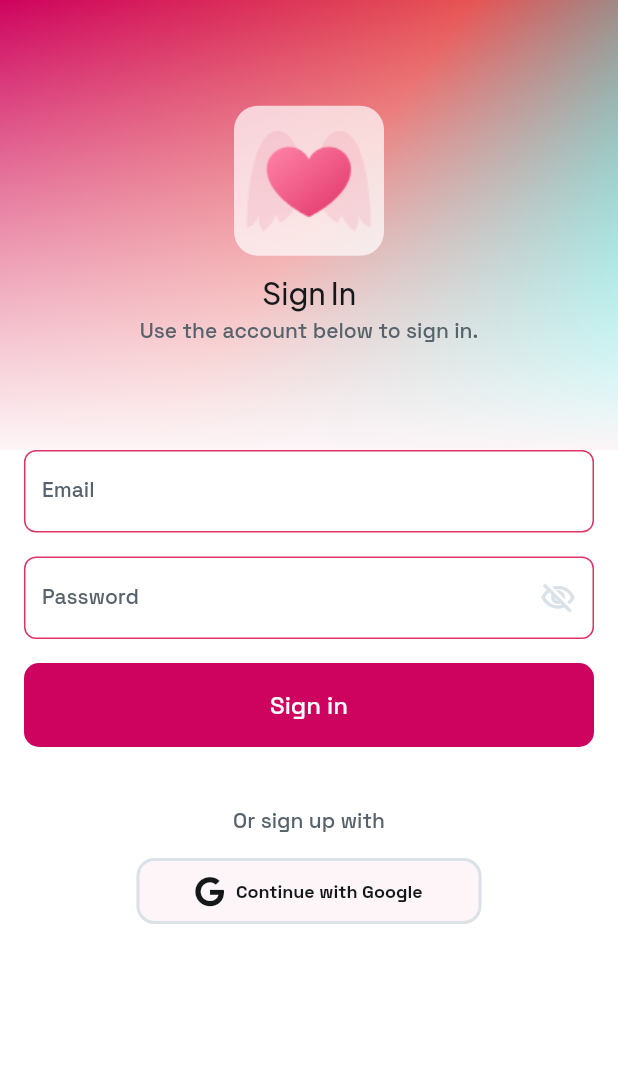
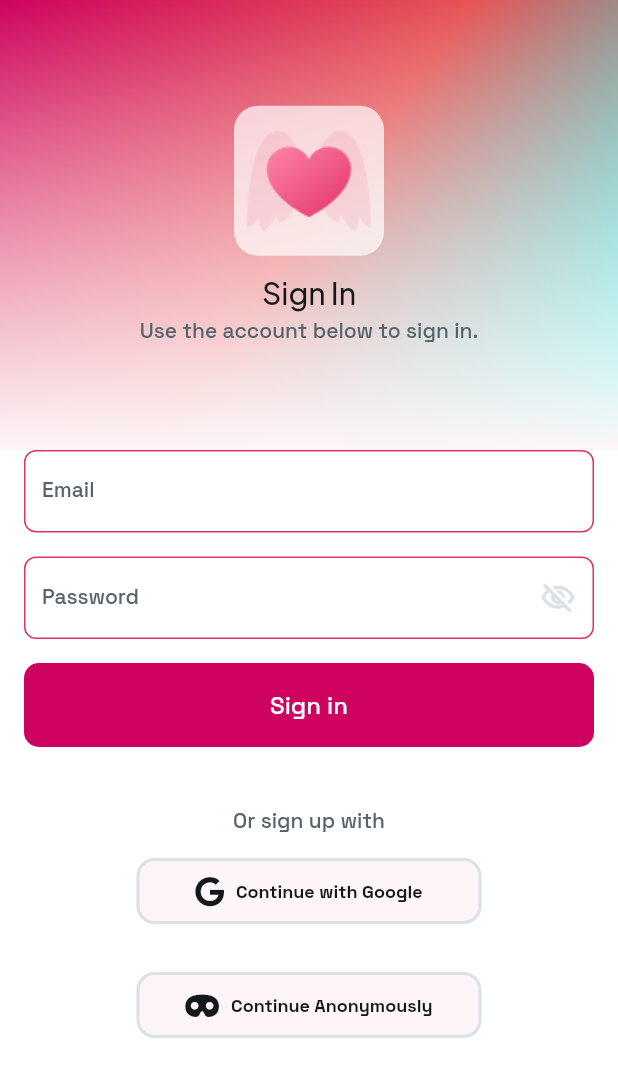
Before and after one commit to abugeek/datingtest, a Flutter app: the LoginWidget screen opened by its route, on a phone screen of 412 x 824 dp. Shown: the top 1077 px of the screen. Run offline on Flutter 3.47's test engine with Material 3 defaults, Android fonts, the phone set to English and light mode, and no system bars; drawn by our look-alikes of auto_size_text, flutter_animate; our stand-ins replace cached_network_image, cloud_firestore, firebase_auth, firebase_core, firebase_storage, floating_bottom_navigation_bar and 17 more; missing offline and left inert: emoji_flag_converter, json_path, mime_type; accounts and stored records are empty; network calls fail.

Commit message:
Updating to latest FlutterFlow output.

```diff
--- a/lib/dating/pages/auth/login/login_widget.dart
+++ b/lib/dating/pages/auth/login/login_widget.dart
@@ -555,6 +555,52 @@ class _LoginWidgetState extends State<LoginWidget>
                                                   .primaryBackground,
                                         ),
                                       ),
+                                FFButtonWidget(
+                                  onPressed: () async {
+                                    GoRouter.of(context).prepareAuthEvent();
+                                    final user = await authManager
+                                        .signInAnonymously(context);
+                                    if (user == null) {
+                                      return;
+                                    }
+
+                                    context.goNamedAuth(
+                                        HomeWidget.routeName, context.mounted);
+                                  },
+                                  text: FFLocalizations.of(context).getText(
+                                    'fjadxxaa' /* Continue Anonymously */,
+                                  ),
+                                  icon: FaIcon(
+                                    FontAwesomeIcons.mask,
+                                    size: 20.0,
+                                  ),
+                                  options: FFButtonOptions(
+                                    width: 230.0,
+                                    height: 44.0,
+                                    padding: EdgeInsetsDirectional.fromSTEB(
+                                        0.0, 0.0, 0.0, 0.0),
+                                    iconPadding: EdgeInsetsDirectional.fromSTEB(
+                                        0.0, 0.0, 0.0, 0.0),
+                                    color: FlutterFlowTheme.of(context)
+                                        .secondaryBackground,
+                                    textStyle: FlutterFlowTheme.of(context)
+                                        .bodyMedium
+                                        .override(
+                                          fontFamily: 'Space Grotesk',
+                                          letterSpacing: 0.0,
+                                          fontWeight: FontWeight.bold,
+                                        ),
+                                    elevation: 0.0,
+                                    borderSide: BorderSide(
+                                      color: FlutterFlowTheme.of(context)
+                                          .alternate,
+                                      width: 2.0,
+                                    ),
+                                    borderRadius: BorderRadius.circular(12.0),
+                                    hoverColor: FlutterFlowTheme.of(context)
+                                        .primaryBackground,
+                                  ),
+                                ),
                               ],
                             ),
                           ),
--- a/lib/flutter_flow/internationalization.dart
+++ b/lib/flutter_flow/internationalization.dart
@@ -297,6 +297,13 @@ final kTranslationsMap = <Map<String, Map<String, String>>>[
     },
     '5x768t2z': {
       'en': 'Continue with Apple',
+      'de': 'Weiter mit Apple',
+      'es': 'Continuar con Apple',
+      'fr': 'Continuer avec Apple',
+      'ru': 'Продолжить с Apple',
+    },
+    'fjadxxaa': {
+      'en': 'Continue Anonymously',
       'de': 'Weiter mit Apple',
       'es': 'Continuar con Apple',
       'fr': 'Continuer avec Apple',
```
Also changed, not shown: 1 other file.
